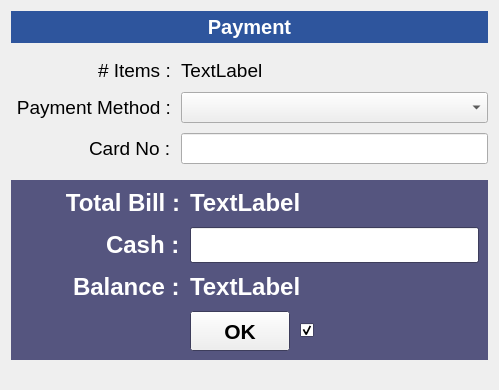
Qt form estorecpp/paymentui.ui (Watti/estorecpp) before a commit.
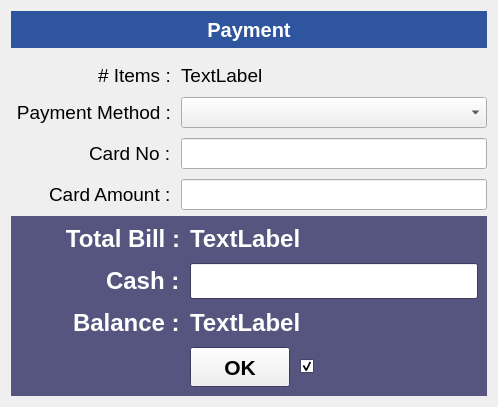
The same form after that commit. Icons and pictures are not drawn.

The edit to the form file:
```diff
--- a/estorecpp/paymentui.ui
+++ b/estorecpp/paymentui.ui
@@ -6,8 +6,8 @@
    <rect>
     <x>0</x>
     <y>0</y>
-    <width>499</width>
-    <height>390</height>
+    <width>498</width>
+    <height>407</height>
    </rect>
   </property>
   <property name="windowTitle">
@@ -160,7 +160,7 @@
       <number>10</number>
      </property>
      <property name="bottomMargin">
-      <number>10</number>
+      <number>0</number>
      </property>
      <item row="0" column="0">
       <widget class="QLabel" name="label_3">
@@ -237,6 +237,27 @@
        </property>
       </widget>
      </item>
+     <item row="3" column="0">
+      <widget class="QLabel" name="cardAmountLbl">
+       <property name="font">
+        <font>
+         <pointsize>14</pointsize>
+        </font>
+       </property>
+       <property name="text">
+        <string>Card Amount :</string>
+       </property>
+      </widget>
+     </item>
+     <item row="3" column="1">
+      <widget class="QLineEdit" name="cardAmountText">
+       <property name="font">
+        <font>
+         <pointsize>14</pointsize>
+        </font>
+       </property>
+      </widget>
+     </item>
     </layout>
    </item>
    <item>
@@ -674,19 +695,6 @@
      </layout>
     </widget>
    </item>
-   <item>
-    <spacer name="verticalSpacer">
-     <property name="orientation">
-      <enum>Qt::Vertical</enum>
-     </property>
-     <property name="sizeHint" stdset="0">
-      <size>
-       <width>20</width>
-       <height>6</height>
-      </size>
-     </property>
-    </spacer>
-   </item>
   </layout>
  </widget>
  <resources/>
```
Left out of the diff: 26 changed lines with no effect on the pictures.
